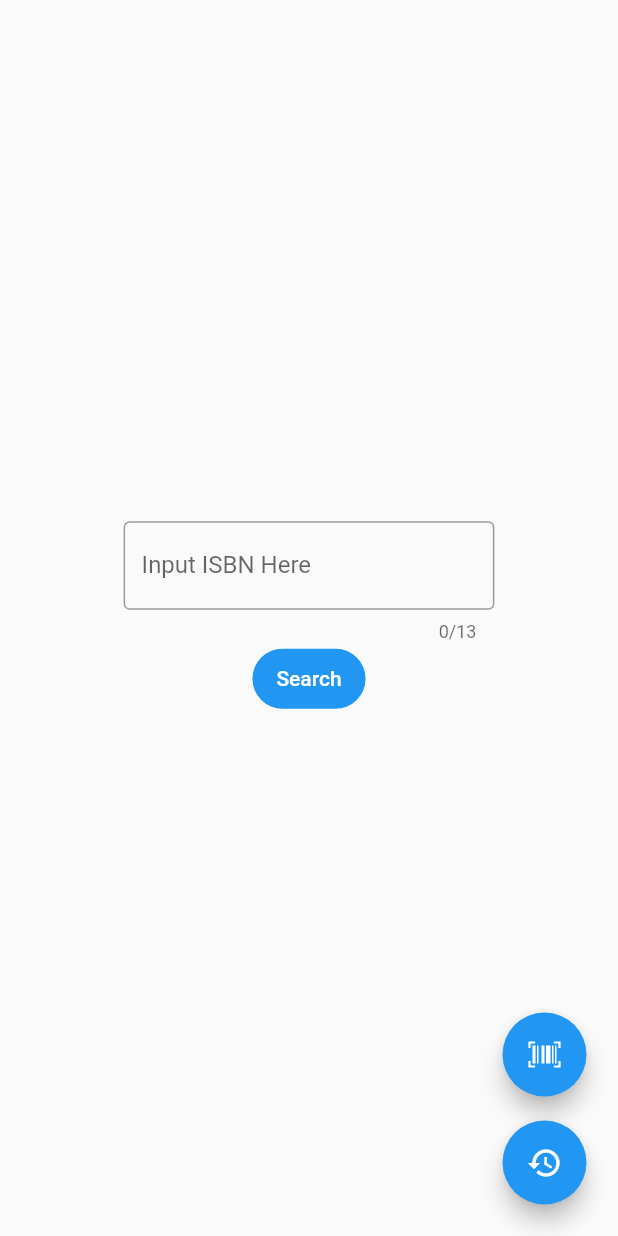
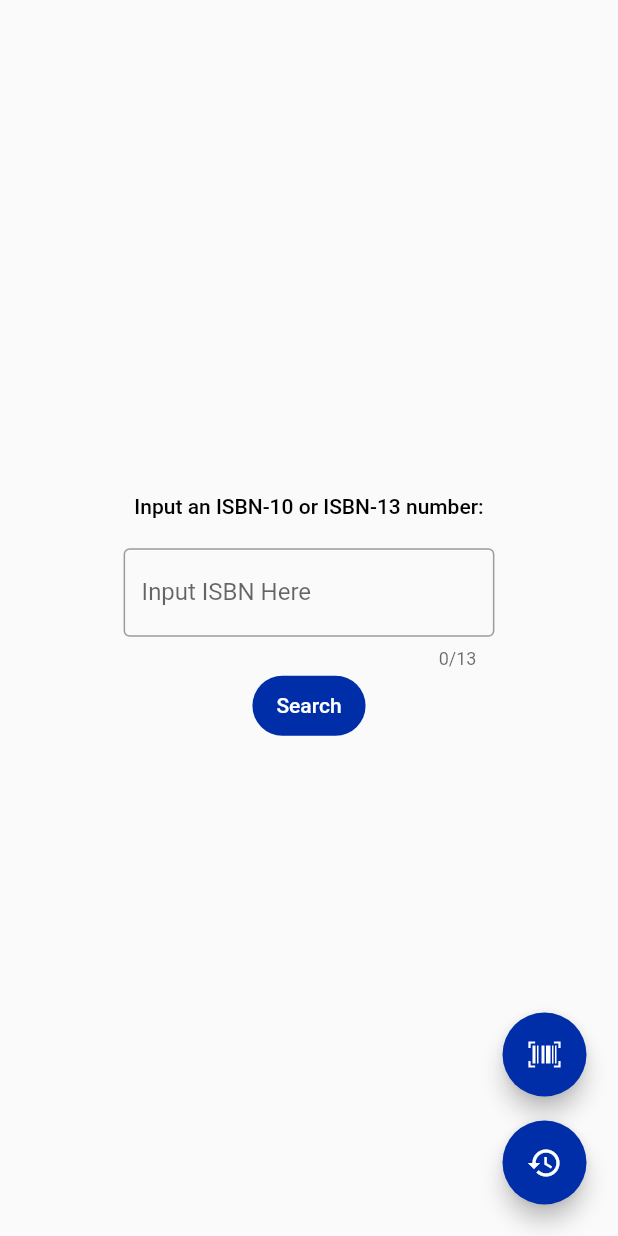
Before and after one commit to rotenaple/ISBN-Lookup, a Flutter app: the screen it shows after launch, on a phone screen of 412 x 824 dp. Run offline on Flutter 3.47's test engine with Material 2 defaults, Android fonts, the phone set to English and light mode, and no system bars; our stand-ins replace csv, flutter_svg; missing offline and left inert: barcode, flutter_vibrate, mobile_scanner, web_scraper.

Commit message:
ui changes

```diff
--- a/lib/desktop_keyboard.dart
+++ b/lib/desktop_keyboard.dart
@@ -1,5 +1,6 @@
 import 'package:flutter/material.dart';
 import 'package:flutter/services.dart';
+import 'package:isbn_book_search_test_flutter/theme.dart';
 
 
 class DesktopKeyboardTextField extends StatelessWidget {
@@ -13,8 +14,11 @@ class DesktopKeyboardTextField extends StatelessWidget {
       controller: controller,
       decoration: const InputDecoration(
         border: OutlineInputBorder(),
-        labelText: 'Input ISBN Here',
         floatingLabelAlignment: FloatingLabelAlignment.center,
+        focusedBorder: OutlineInputBorder(
+          borderSide: BorderSide(color: Colors.grey), // Set the desired color for the focused border
+        ),
+
       ),
       textAlign: TextAlign.center,
       maxLength: 13,
--- a/lib/main.dart
+++ b/lib/main.dart
@@ -7,6 +7,8 @@ import 'search_result.dart';
 import 'view_csv.dart';
 import 'custom_keyboard.dart';
 import 'desktop_keyboard.dart';
+import 'theme.dart';
+import 'package:flutter/material.dart';
 
 void main() => runApp(MaterialApp(home: Home()));
 
@@ -52,15 +54,32 @@ class Home extends StatelessWidget {
                 crossAxisAlignment: CrossAxisAlignment.center,
                 mainAxisAlignment: MainAxisAlignment.center,
                 children: <Widget>[
+                  Padding(
+                    padding: EdgeInsets.fromLTRB(0, 0, 0, 20),
+
+                    child: Text(
+                      "Input an ISBN-10 or ISBN-13 number:",
+                      textAlign: TextAlign.center,
+                      style: TextStyle(
+                        fontWeight: FontWeight.w500,
+                        fontStyle: FontStyle.normal,
+                        //fontSize: 16,
+                        color: Color(0xff000000),
+                      ),
+                    ),),
                   Platform.isIOS || Platform.isAndroid
                       ? CustomKeyboardTextField(controller: isbnController)
                       : DesktopKeyboardTextField(controller: isbnController), // Use normal TextField on other platforms
                   FilledButton(
                     onPressed: () {
+
                       String isbn = isbnController.text;
                       search(context, isbn);
                     },
                     child: const Text('Search'),
+                    style: ButtonStyle(
+                      backgroundColor: MaterialStateProperty.all<Color>(AppTheme.primColor), // Set the background color of the button to blue
+                    ),
                   ),
                 ],
               ),
@@ -87,6 +106,7 @@ class Home extends StatelessWidget {
                       MaterialPageRoute(builder: (context) => ScanPage()),
                     );
                   },
+                  backgroundColor: AppTheme.primColor,
                   child: SvgPicture.asset(
                     'images/barcode_scanner.svg',
                     colorFilter: const ColorFilter.mode(
@@ -99,7 +119,7 @@ class Home extends StatelessWidget {
                 ),
               const SizedBox(height: 16.0),
               FloatingActionButton(
-                child: const Icon(Icons.history),
+                backgroundColor: AppTheme.primColor,
                 onPressed: () {
                   Navigator.push(
                     context,
@@ -108,6 +128,7 @@ class Home extends StatelessWidget {
                     ),
                   );
                 },
+                child: const Icon(Icons.history),
               ),
             ],
           ),
--- /dev/null
+++ b/lib/theme.dart
@@ -0,0 +1,6 @@
+import 'package:flutter/material.dart';
+
+class AppTheme {
+  static const Color primColor = Color(0xFF002EA9); // Define primary color as (0, 46, 169)
+// Define other custom colors if needed
+}
--- a/lib/view_csv.dart
+++ b/lib/view_csv.dart
@@ -1,6 +1,7 @@
 import 'package:flutter/foundation.dart';
 import 'package:flutter/material.dart';
 import 'package:flutter/services.dart';
+import 'package:isbn_book_search_test_flutter/theme.dart';
 import 'dart:io';
 import 'package:path_provider/path_provider.dart';
 var printed = false;
@@ -267,6 +268,7 @@ class _ViewCSVPageState extends State<ViewCSVPage> {
                 onPressed: () {
                   Navigator.pop(context);
                 },
+                backgroundColor: AppTheme.primColor,
                 child: const Icon(Icons.arrow_back),
               ),
             ],
```
Also changed, not shown: lib/custom_keyboard.dart (+10 -4 lines), lib/scan_page.dart (+7 -4 lines), lib/search_result.dart (+16 -6 lines), 1 other file. Lines whose indentation alone changed are shown as unchanged.
